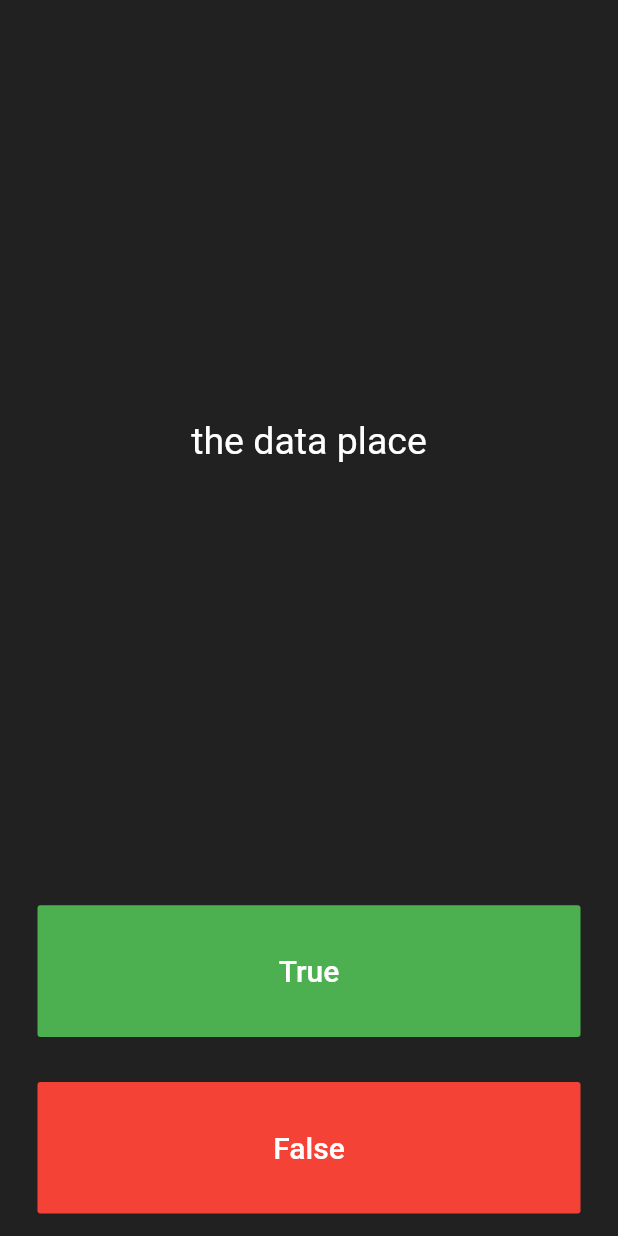
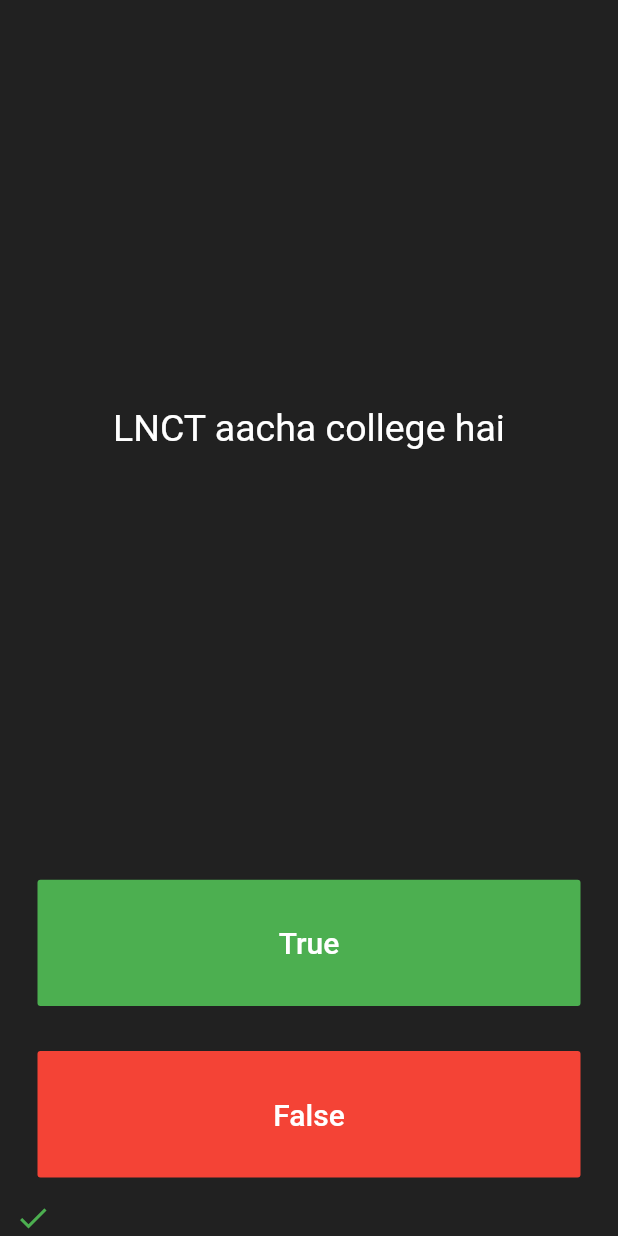
Before and after one commit to brainless-coder/quiz_app, a Flutter app: the screen it shows after launch, after a tap on "True", on a phone screen of 412 x 824 dp. Run offline on Flutter 3.47's test engine with Material 2 defaults, Android fonts, the phone set to English and light mode, and no system bars.

Commit message:
added state of each question

```diff
--- a/lib/main.dart
+++ b/lib/main.dart
@@ -1,5 +1,6 @@
 import 'package:flutter/cupertino.dart';
 import 'package:flutter/material.dart';
+import 'package:quizapp/question.dart';
 
 void main() => runApp(Quizzler());
 
@@ -26,6 +27,17 @@ class QuizPage extends StatefulWidget {
 }
 
 class _QuizPageState extends State<QuizPage> {
+  List<Icon> scoreKeeper = [];
+
+  List<Question> questionBank = [
+    Question(q: 'Gai ke 5 pao hote hai', a: false),
+    Question(q: 'LNCT aacha college hai', a: false),
+    Question(q: 'JAVA is the best language', a: false),
+    Question(q: 'Flutter is better than native android', a: true),
+  ];
+
+  int questionNumber = 0;
+
   @override
   Widget build(BuildContext context) {
     return Column(
@@ -38,7 +50,7 @@ class _QuizPageState extends State<QuizPage> {
             padding: EdgeInsets.all(10),
             child: Center(
               child: Text(
-                'the data place',
+                questionBank[questionNumber].questionText,
                 style: TextStyle(
                   fontSize: 25,
                   color: Colors.white,
@@ -59,7 +71,27 @@ class _QuizPageState extends State<QuizPage> {
                   fontSize: 20,
                 ),
               ),
-              onPressed: () {},
+              onPressed: () {
+                // The user picked true.
+                bool correctAnswer =
+                    questionBank[questionNumber].questionAnswer;
+
+                if (correctAnswer == true) {
+                  print('Shi khel gye');
+                } else {
+                  print('Itna bhi nhi jaante');
+                }
+
+                setState(() {
+                  questionNumber++;
+                  scoreKeeper.add(
+                    Icon(
+                      Icons.check,
+                      color: Colors.green,
+                    ),
+                  );
+                });
+              },
             ),
           ),
         ),
@@ -75,10 +107,33 @@ class _QuizPageState extends State<QuizPage> {
                   fontSize: 20,
                 ),
               ),
-              onPressed: () {},
+              onPressed: () {
+                // The user picked false.
+                bool correctAnswer =
+                    questionBank[questionNumber].questionAnswer;
+
+                if (correctAnswer == false) {
+                  print('Shi khel gye');
+                } else {
+                  print('Itna bhi nhi jaante');
+                }
+
+                setState(() {
+                  questionNumber++;
+                  scoreKeeper.add(
+                    Icon(
+                      Icons.close,
+                      color: Colors.red,
+                    ),
+                  );
+                });
+              },
             ),
           ),
         ),
+        Row(
+          children: scoreKeeper,
+        )
       ],
     );
   }
--- /dev/null
+++ b/lib/question.dart
@@ -0,0 +1,9 @@
+class Question {
+  String questionText;
+  bool questionAnswer;
+
+  Question({String q, bool a}) {
+    questionText = q;
+    questionAnswer = a;
+  }
+}
```
Also changed, not shown: lib/quiz_brain.dart (added).
